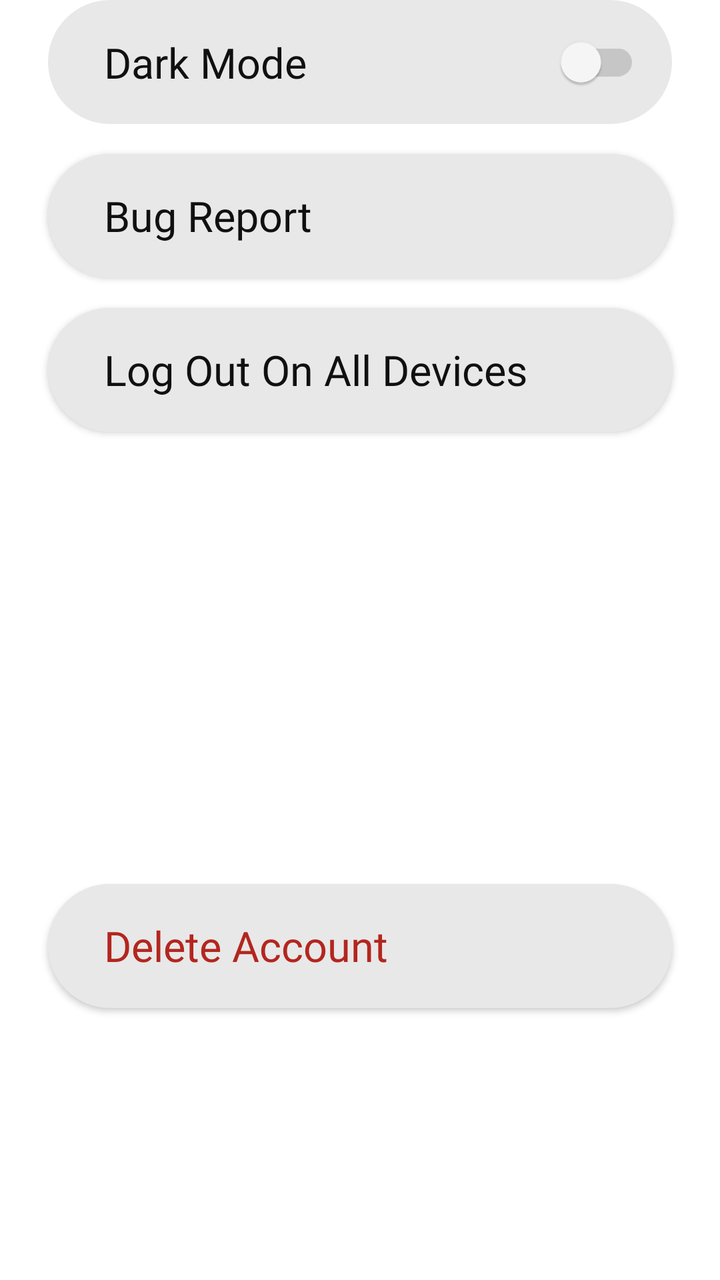
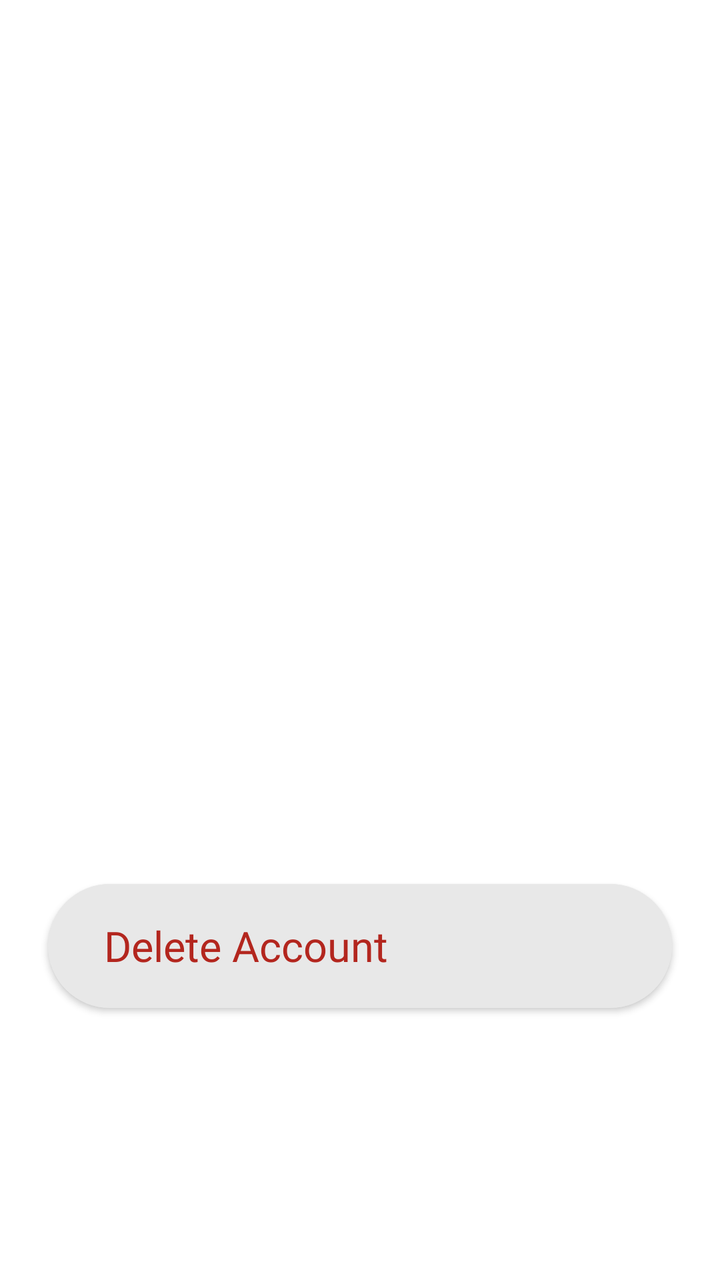

Before-and-after screenshots of an Android layout around one commit, followed by the original layout XML and the change that was made.
<!-- AndroidManifest.xml: application theme Theme.MyApplication_Java -->
<!-- res/layout/fragment_settings.xml -->
<?xml version="1.0" encoding="utf-8"?>
<androidx.constraintlayout.widget.ConstraintLayout xmlns:android="http://schemas.android.com/apk/res/android"
    xmlns:app="http://schemas.android.com/apk/res-auto"
    android:id="@+id/settings_root"
    android:layout_width="match_parent"
    android:layout_height="match_parent"
    android:background="@color/surface">

    

    <androidx.constraintlayout.widget.ConstraintLayout
        android:id="@+id/dark_mode_row"
        android:layout_width="0dp"
        android:layout_height="62dp"
        android:layout_marginStart="24dp"
        android:layout_marginTop="15dp"
        android:layout_marginEnd="24dp"
        android:background="@drawable/settings_button_background"
        android:clickable="true"
        android:focusable="true"
        android:paddingStart="28dp"
        android:paddingEnd="16dp"
        app:layout_constraintEnd_toEndOf="parent"
        app:layout_constraintStart_toStartOf="parent"
        app:layout_constraintTop_toBottomOf="@id/back_button">

        <TextView
            android:id="@+id/dark_mode_label"
            android:layout_width="wrap_content"
            android:layout_height="wrap_content"
            android:fontFamily="@font/inter_bold"
            android:labelFor="@id/dark_mode_switch"
            android:text="@string/settings_dark_mode"
            android:textColor="@color/text_primary"
            android:textSize="21sp"
            app:layout_constraintBottom_toBottomOf="parent"
            app:layout_constraintStart_toStartOf="parent"
            app:layout_constraintTop_toTopOf="parent" />

        <com.google.android.material.switchmaterial.SwitchMaterial
            android:id="@+id/dark_mode_switch"
            android:layout_width="wrap_content"
            android:layout_height="wrap_content"
            android:minWidth="64dp"
            android:minHeight="48dp"
            app:layout_constraintBottom_toBottomOf="parent"
            app:layout_constraintEnd_toEndOf="parent"
            app:layout_constraintTop_toTopOf="parent"
            app:thumbTint="@color/settings_switch_thumb"
            app:trackTint="@color/settings_switch_track"
            app:useMaterialThemeColors="false" />
    </androidx.constraintlayout.widget.ConstraintLayout>

    <com.google.android.material.button.MaterialButton
        android:id="@+id/bug_report"
        style="@style/text_style"
        android:layout_width="0dp"
        android:layout_height="62dp"
        android:layout_marginStart="24dp"
        android:layout_marginTop="15dp"
        android:layout_marginEnd="24dp"
        android:backgroundTint="@color/surface_container"
        android:gravity="center_vertical|start"
        android:insetBottom="0dp"
        android:insetTop="0dp"
        android:letterSpacing="0"
        android:paddingStart="28dp"
        android:paddingEnd="28dp"
        android:text="@string/settings_bug_report"
        android:textColor="@color/text_primary"
        android:textSize="21sp"
        app:cornerRadius="31dp"
        app:layout_constraintEnd_toEndOf="parent"
        app:layout_constraintStart_toStartOf="parent"
        app:layout_constraintTop_toBottomOf="@+id/dark_mode_row" />

    <com.google.android.material.button.MaterialButton
        android:id="@+id/logout_all_devices_button"
        style="@style/text_style"
        android:layout_width="0dp"
        android:layout_height="62dp"
        android:layout_marginStart="24dp"
        android:layout_marginTop="15dp"
        android:layout_marginEnd="24dp"
        android:backgroundTint="@color/surface_container"
        android:gravity="center_vertical|start"
        android:insetBottom="0dp"
        android:insetTop="0dp"
        android:letterSpacing="0"
        android:paddingStart="28dp"
        android:paddingEnd="28dp"
        android:text="@string/settings_logout_all_devices"
        android:textColor="@color/text_primary"
        android:textSize="21sp"
        app:cornerRadius="31dp"
        app:layout_constraintEnd_toEndOf="parent"
        app:layout_constraintStart_toStartOf="parent"
        app:layout_constraintTop_toBottomOf="@+id/bug_report" />

    <com.google.android.material.button.MaterialButton
        android:id="@+id/delete_account_button"
        style="@style/text_style"
        android:layout_width="0dp"
        android:layout_height="62dp"
        android:layout_marginStart="24dp"
        android:layout_marginEnd="24dp"
        android:layout_marginBottom="136dp"
        android:backgroundTint="@color/surface_container"
        android:gravity="center_vertical|start"
        android:insetBottom="0dp"
        android:insetTop="0dp"
        android:letterSpacing="0"
        android:paddingStart="28dp"
        android:paddingEnd="28dp"
        android:text="@string/settings_delete_account"
        android:textColor="@color/danger"
        android:textSize="21sp"
        app:cornerRadius="31dp"
        app:layout_constraintBottom_toBottomOf="parent"
        app:layout_constraintEnd_toEndOf="parent"
        app:layout_constraintStart_toStartOf="parent" />


</androidx.constraintlayout.widget.ConstraintLayout>
<!-- resources referenced by this layout -->
<resources>
  <color name="danger">#FFB3261E</color>
  <color name="surface">#FFFFFFFF</color>
  <color name="surface_container">#FFE8E8E8</color>
  <color name="text_primary">#FF101010</color>
  <!-- drawable settings_button_background (drawable) -->
  <?xml version="1.0" encoding="utf-8"?>
  <shape xmlns:android="http://schemas.android.com/apk/res/android">
      <solid android:color="@color/surface_container" />
      <corners android:radius="31dp" />
  </shape>
  <string name="settings_bug_report">Bug Report</string>
  <string name="settings_dark_mode">Dark Mode</string>
  <string name="settings_delete_account">Delete Account</string>
  <string name="settings_logout_all_devices">Log Out On All Devices</string>
  <style name="text_style" parent="Widget.MaterialComponents.Button">
          <item name="android:fontFamily">@font/inter_bold</item>
          <item name="android:textAllCaps">false</item>
      </style>
  <style name="Theme.MyApplication_Java" parent="Theme.MaterialComponents.DayNight.NoActionBar">
          
          <item name="colorPrimary">@color/text_primary</item>
          <item name="colorPrimaryVariant">@color/text_primary</item>
          <item name="colorOnPrimary">@color/text_on_inverse</item>
          <item name="colorSecondary">@color/text_primary</item>
          <item name="colorSecondaryVariant">@color/text_primary</item>
          <item name="colorOnSecondary">@color/text_on_inverse</item>
  
          
          <item name="android:windowBackground">@color/surface</item>
          <item name="colorSurface">@color/surface_container</item>
          <item name="colorOnSurface">@color/text_primary</item>
          <item name="colorError">@color/danger</item>
          <item name="colorOnError">@color/text_on_inverse</item>
  
          <item name="android:textColorPrimary">@color/text_primary</item>
          <item name="android:textColorSecondary">@color/text_muted</item>
          <item name="android:textColorHint">@color/text_hint</item>
  
          
          <item name="android:statusBarColor">@android:color/transparent</item>
          <item name="android:navigationBarColor">@android:color/transparent</item>
      </style>
  <color name="text_on_inverse">#FFFFFFFF</color>
  <color name="text_muted">#FF5F5D5D</color>
  <color name="text_hint">#FF8A8A8A</color>
</resources>

<!-- the commit's change to res/layout/fragment_settings.xml (unified diff, before → after) -->
@@ -22,7 +22,7 @@
         android:paddingEnd="16dp"
         app:layout_constraintEnd_toEndOf="parent"
         app:layout_constraintStart_toStartOf="parent"
-        app:layout_constraintTop_toBottomOf="@id/back_button">
+        app:layout_constraintTop_toBottomOf="parent">
 
         <TextView
             android:id="@+id/dark_mode_label"
